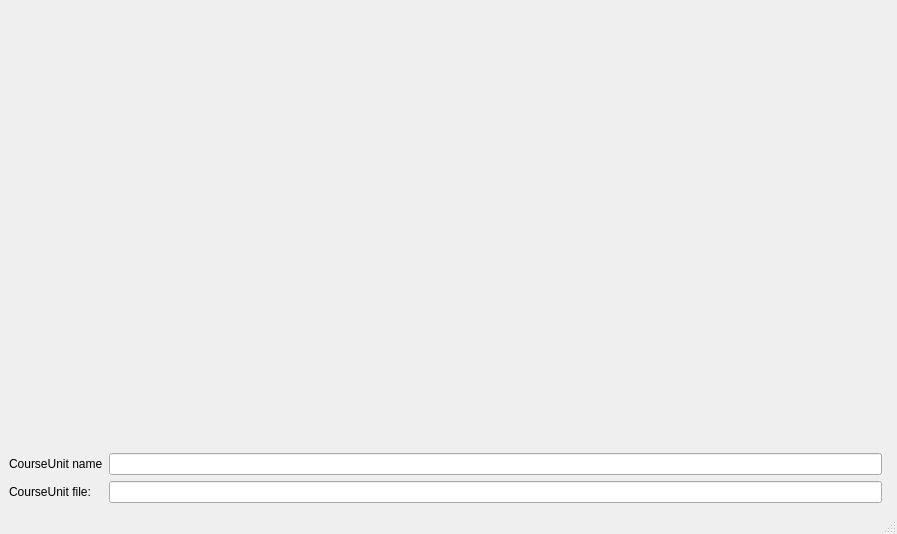
This is Sources/App/CourseEditor/courseeditor.ui in timattt/Cognitia-II as Qt 5 draws it before an edit. The edited form follows.
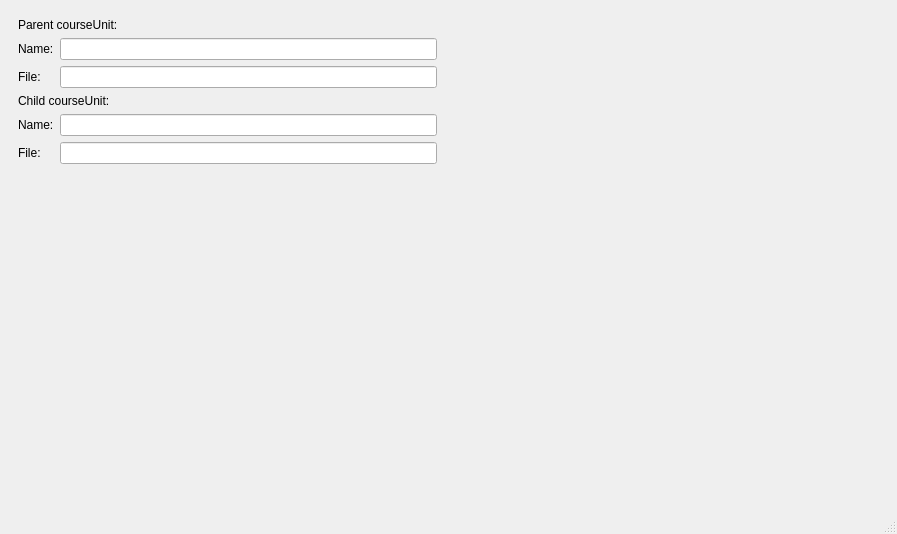
This is the edited form. Custom widgets are drawn as their Qt base class.

Commit message: CourseEditor | Feature | graph editor

The edit to the form file:
```diff
--- a/Sources/App/CourseEditor/courseeditor.ui
+++ b/Sources/App/CourseEditor/courseeditor.ui
@@ -14,34 +14,73 @@
    <string>MainWindow</string>
   </property>
   <widget class="QWidget" name="centralwidget">
-   <layout class="QHBoxLayout" name="horizontalLayout_2">
+   <layout class="QHBoxLayout" name="horizontalLayout">
+    <item>
+     <widget class="QWidget" name="widget_2" native="true">
+      <layout class="QVBoxLayout" name="verticalLayout">
+       <item>
+        <widget class="QLabel" name="label">
+         <property name="text">
+          <string>Parent courseUnit:</string>
+         </property>
+        </widget>
+       </item>
     <item>
      <layout class="QFormLayout" name="formLayout">
+         <item row="0" column="0">
+          <widget class="QLabel" name="nameLabel">
+           <property name="text">
+            <string>Name:</string>
+           </property>
+          </widget>
+         </item>
+         <item row="0" column="1">
+          <widget class="QLineEdit" name="nameLineEdit"/>
+         </item>
       <item row="1" column="0">
        <widget class="QLabel" name="courseUnitNameLabel">
         <property name="text">
-         <string>CourseUnit name</string>
+            <string>File:</string>
         </property>
        </widget>
       </item>
       <item row="1" column="1">
-       <widget class="QLineEdit" name="courseUnitNameLineEdit">
-        <property name="readOnly">
-         <bool>true</bool>
+          <widget class="QLineEdit" name="fileLineEdit"/>
+         </item>
+        </layout>
+       </item>
+       <item>
+        <widget class="QLabel" name="label_2">
+         <property name="text">
+          <string>Child courseUnit:</string>
         </property>
        </widget>
       </item>
-      <item row="2" column="0">
-       <widget class="QLabel" name="courseUnitFileLabel">
+       <item>
+        <layout class="QFormLayout" name="formLayout_2">
+         <item row="0" column="0">
+          <widget class="QLabel" name="nameLabel_2">
         <property name="text">
-         <string>CourseUnit file:</string>
+            <string>Name:</string>
         </property>
        </widget>
       </item>
-      <item row="2" column="1">
-       <widget class="QLineEdit" name="courseUnitFileLineEdit"/>
-      </item>
-      <item row="0" column="0">
+         <item row="0" column="1">
+          <widget class="QLineEdit" name="nameLineEdit_2"/>
+         </item>
+         <item row="1" column="0">
+          <widget class="QLabel" name="fileLabel_2">
+           <property name="text">
+            <string>File:</string>
+           </property>
+          </widget>
+         </item>
+         <item row="1" column="1">
+          <widget class="QLineEdit" name="fileLineEdit_2"/>
+         </item>
+        </layout>
+       </item>
+       <item>
        <spacer name="verticalSpacer">
         <property name="orientation">
          <enum>Qt::Vertical</enum>
@@ -55,6 +94,20 @@
        </spacer>
       </item>
      </layout>
+     </widget>
+    </item>
+    <item>
+     <spacer name="horizontalSpacer">
+      <property name="orientation">
+       <enum>Qt::Horizontal</enum>
+      </property>
+      <property name="sizeHint" stdset="0">
+       <size>
+        <width>425</width>
+        <height>208</height>
+       </size>
+      </property>
+     </spacer>
     </item>
     <item>
      <widget class="CourseUnitViewer" name="widget" native="true">
```
Left out of the diff: 2 changed lines with no effect on the pictures. Lines whose indentation alone changed are shown as unchanged. The commit also changes 13 other files.
